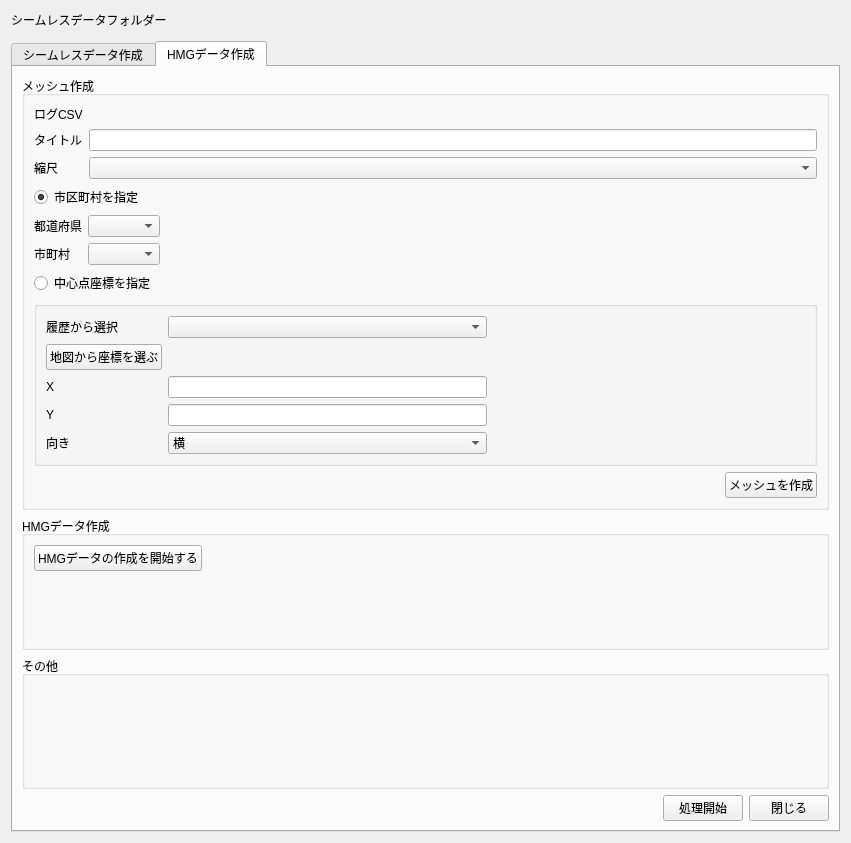
The window that ui/main_window.ui (0712kazu/HazardMapGame_tool) describes before a commit, drawn with Qt 5.
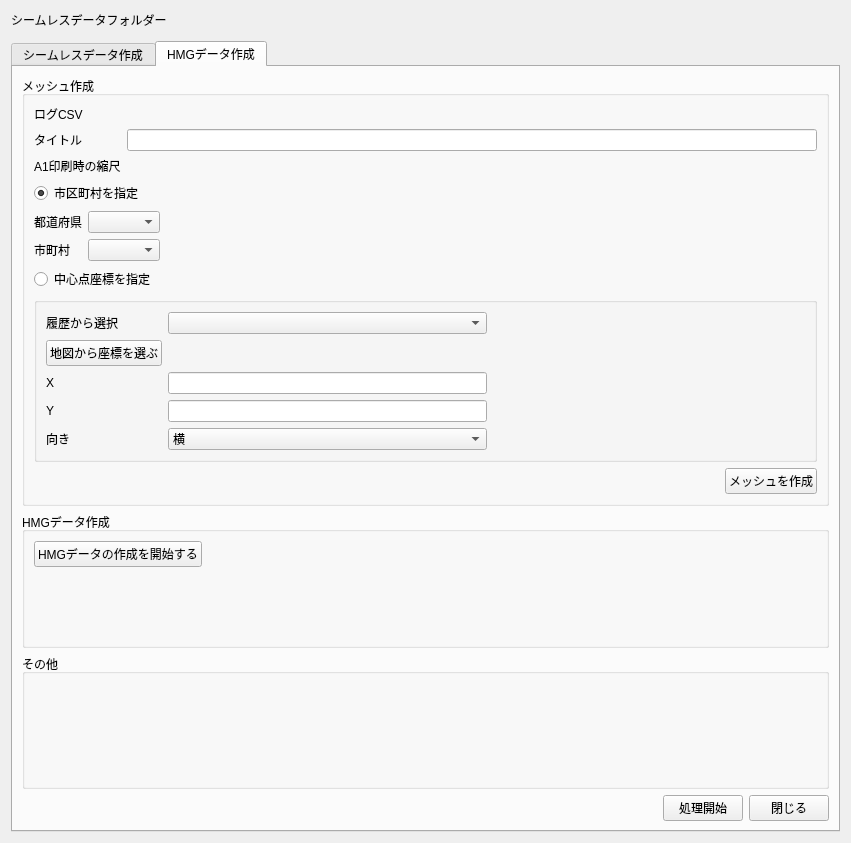
The same window after the commit. The open tabs and pages were chosen to show the change. Custom widgets are drawn as their Qt base class.

Commit message: scale combo box to scale widget

```diff
--- a/ui/main_window.ui
+++ b/ui/main_window.ui
@@ -330,12 +330,19 @@
              </widget>
             </item>
             <item row="2" column="1">
-             <widget class="QComboBox" name="comboBox_scale"/>
+             <!-- <widget class="QComboBox" name="comboBox_scale"/>
             </item>
+            <item> -->
+                <widget class="QgsScaleWidget" name="scale_widget">
+                <property name="showCurrentScaleButton">
+                    <bool>true</bool>
+                </property>
+                </widget>
+                </item>
             <item row="2" column="0">
              <widget class="QLabel" name="label_4">
               <property name="text">
-               <string>縮尺</string>
+               <string>A1印刷時の縮尺</string>
               </property>
              </widget>
             </item>
@@ -585,6 +592,11 @@
    <header>qgsfilewidget.h</header>
    <container>1</container>
   </customwidget>
+  <customwidget>
+   <class>QgsScaleWidget</class>
+   <extends>QWidget</extends>
+   <header>qgsscalewidget.h</header>
+  </customwidget>
  </customwidgets>
  <resources/>
  <connections/>
```
The commit also changes 1 other file.
